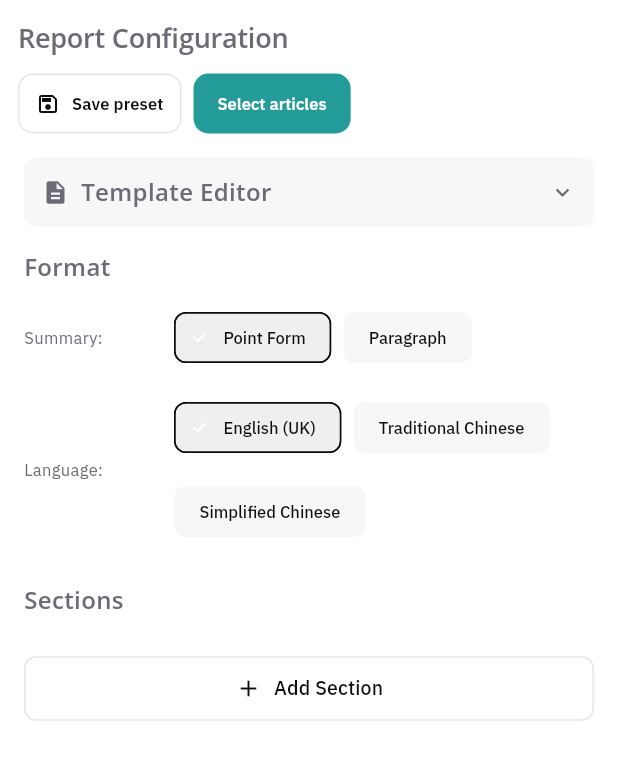
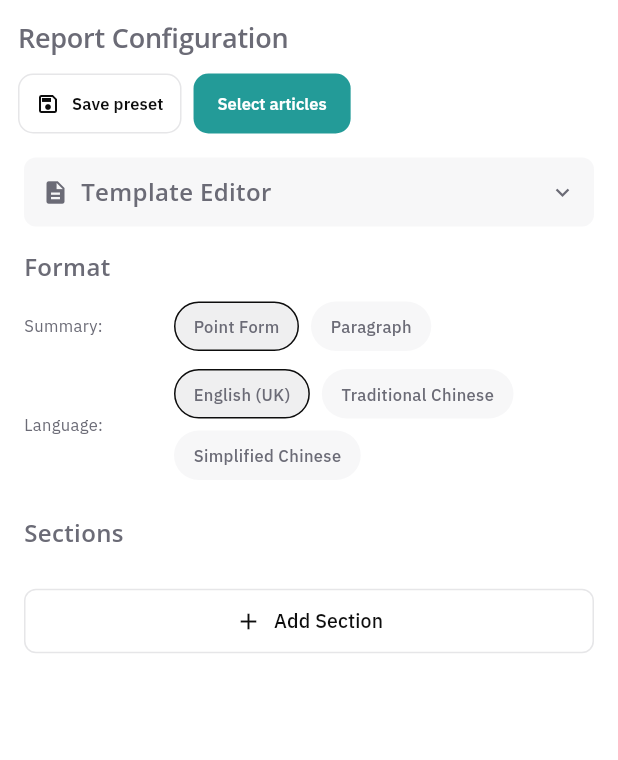
Before and after one commit to Shun-Github1/newsletter-portal, a Flutter app: the ReportCustomizationView widget shown alone on an empty page, opened directly, on a phone screen of 412 x 824 dp. Shown: the top 760 px of the screen. Run offline on Flutter 3.47's test engine with Material 3 defaults, Android fonts, the phone set to English and light mode, and no system bars; our stand-ins replace cookie_jar, dio, dio_cookie_manager, flutter_riverpod, go_router, google_fonts and 2 more; missing offline and left inert: window_manager; accounts and stored records are empty; network calls fail.

Commit message:
Remove extra Material press animations from format controls.
Co-authored-by: Cursor <cursoragent@cursor.com>

```diff
--- a/app/lib/core/theme/app_theme.dart
+++ b/app/lib/core/theme/app_theme.dart
@@ -172,6 +172,10 @@ class AppTheme {
       brightness: brightness,
       fontFamily: AppTypography.primaryFontFamily,
       scaffoldBackgroundColor: colors.background,
+      splashFactory: NoSplash.splashFactory,
+      highlightColor: Colors.transparent,
+      splashColor: Colors.transparent,
+      hoverColor: colors.surfaceHover.withValues(alpha: 0.35),
       extensions: [colors],
       colorScheme: ColorScheme(
         brightness: brightness,
@@ -304,6 +308,7 @@ class AppTheme {
         backgroundColor: colors.surfaceVariant,
         selectedColor: colors.accentSoft,
         side: BorderSide.none,
+        showCheckmark: false,
         labelStyle: colored(AppTypography.labelMedium, colors.textPrimary),
         secondaryLabelStyle: colored(AppTypography.labelMedium, colors.textPrimary),
       ),
--- a/app/lib/presentation/pages/report/customization/report_customization_view.dart
+++ b/app/lib/presentation/pages/report/customization/report_customization_view.dart
@@ -254,34 +254,18 @@ class _ReportCustomizationViewState extends ConsumerState<ReportCustomizationVie
                 spacing: 8,
                 runSpacing: 8,
                 children: [
-                  ChoiceChip(
-                    label: Text('Point Form', style: AppTypography.labelMedium),
+                  _buildSelectChip(
+                    label: 'Point Form',
                     selected: mode == SummaryMode.pointForm,
-                    selectedColor: AppColors.of(context).surfaceHover,
-                    side: BorderSide(
-                      color: mode == SummaryMode.pointForm
-                          ? AppColors.of(context).textPrimary
-                          : Colors.transparent,
-                    ),
-                    onSelected: (selected) {
-                      if (selected) {
-                        ref.read(reportStateProvider.notifier).updateGlobalSettings(SummaryMode.pointForm, language);
-                      }
+                    onTap: () {
+                      ref.read(reportStateProvider.notifier).updateGlobalSettings(SummaryMode.pointForm, language);
                     },
                   ),
-                  ChoiceChip(
-                    label: Text('Paragraph', style: AppTypography.labelMedium),
+                  _buildSelectChip(
+                    label: 'Paragraph',
                     selected: mode == SummaryMode.paragraph,
-                    selectedColor: AppColors.of(context).surfaceHover,
-                    side: BorderSide(
-                      color: mode == SummaryMode.paragraph
-                          ? AppColors.of(context).textPrimary
-                          : Colors.transparent,
-                    ),
-                    onSelected: (selected) {
-                      if (selected) {
-                        ref.read(reportStateProvider.notifier).updateGlobalSettings(SummaryMode.paragraph, language);
-                      }
+                    onTap: () {
+                      ref.read(reportStateProvider.notifier).updateGlobalSettings(SummaryMode.paragraph, language);
                     },
                   ),
                 ],
@@ -304,9 +288,27 @@ class _ReportCustomizationViewState extends ConsumerState<ReportCustomizationVie
                 spacing: 8,
                 runSpacing: 8,
                 children: [
-                  _buildLanguageChip('English (UK)', 'en-UK', language, mode),
-                  _buildLanguageChip('Traditional Chinese', 'zh-HK', language, mode),
-                  _buildLanguageChip('Simplified Chinese', 'zh-CN', language, mode),
+                  _buildSelectChip(
+                    label: 'English (UK)',
+                    selected: language == 'en-UK',
+                    onTap: () {
+                      ref.read(reportStateProvider.notifier).updateGlobalSettings(mode, 'en-UK');
+                    },
+                  ),
+                  _buildSelectChip(
+                    label: 'Traditional Chinese',
+                    selected: language == 'zh-HK',
+                    onTap: () {
+                      ref.read(reportStateProvider.notifier).updateGlobalSettings(mode, 'zh-HK');
+                    },
+                  ),
+                  _buildSelectChip(
+                    label: 'Simplified Chinese',
+                    selected: language == 'zh-CN',
+                    onTap: () {
+                      ref.read(reportStateProvider.notifier).updateGlobalSettings(mode, 'zh-CN');
+                    },
+                  ),
                 ],
               ),
             ),
@@ -316,20 +318,28 @@ class _ReportCustomizationViewState extends ConsumerState<ReportCustomizationVie
     );
   }
 
-  Widget _buildLanguageChip(String label, String code, String currentLang, SummaryMode mode) {
-    final isSelected = currentLang == code;
-    return ChoiceChip(
-      label: Text(label, style: AppTypography.labelMedium),
-      selected: isSelected,
-      selectedColor: AppColors.of(context).surfaceHover,
-      side: BorderSide(
-        color: isSelected ? AppColors.of(context).textPrimary : Colors.transparent,
+  Widget _buildSelectChip({
+    required String label,
+    required bool selected,
+    required VoidCallback onTap,
+  }) {
+    final colors = AppColors.of(context);
+    return MouseRegion(
+      cursor: SystemMouseCursors.click,
+      child: GestureDetector(
+        onTap: onTap,
+        child: Container(
+          padding: const EdgeInsets.symmetric(horizontal: 12, vertical: 8),
+          decoration: BoxDecoration(
+            color: selected ? colors.surfaceHover : colors.surfaceVariant,
+            borderRadius: BorderRadius.circular(AppRadius.full),
+            border: Border.all(
+              color: selected ? colors.textPrimary : Colors.transparent,
+            ),
+          ),
+          child: Text(label, style: AppTypography.labelMedium),
+        ),
       ),
-      onSelected: (selected) {
-        if (selected) {
-          ref.read(reportStateProvider.notifier).updateGlobalSettings(mode, code);
-        }
-      },
     );
   }
 
--- a/app/lib/presentation/widgets/glass_panel.dart
+++ b/app/lib/presentation/widgets/glass_panel.dart
@@ -26,8 +26,7 @@ class GlassPanel extends StatelessWidget {
 
   @override
   Widget build(BuildContext context) {
-    final panel = AnimatedContainer(
-      duration: AppAnimation.normal,
+    final panel = Container(
       width: width,
       height: height,
       padding: padding ?? const EdgeInsets.all(AppSpacing.lg),
```
